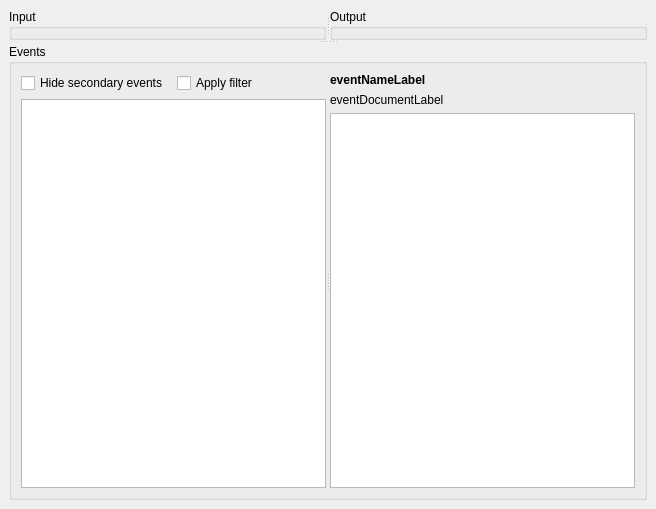
Old version of the form src/gui/TransformPassView/TransformPassViewWidget.ui in the repository xushengj/PrepPipe.
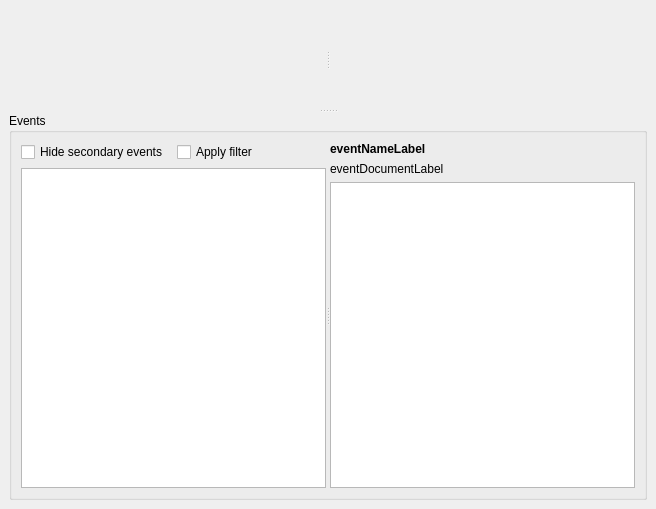
New version of the form. Custom widgets are drawn as their Qt base class.

What changed in the file:
```diff
--- a/src/gui/TransformPassView/TransformPassViewWidget.ui
+++ b/src/gui/TransformPassView/TransformPassViewWidget.ui
@@ -53,17 +53,29 @@
           <enum>Qt::Vertical</enum>
          </property>
          <widget class="QSplitter" name="splitter">
+          <property name="minimumSize">
+           <size>
+            <width>0</width>
+            <height>100</height>
+           </size>
+          </property>
           <property name="orientation">
            <enum>Qt::Horizontal</enum>
           </property>
-          <widget class="QGroupBox" name="inputDataGroupBox">
-           <property name="title">
-            <string>Input</string>
+          <widget class="StackedWidgetWithComboBox" name="inputDataWidgets">
+           <property name="minimumSize">
+            <size>
+             <width>100</width>
+             <height>0</height>
+            </size>
            </property>
           </widget>
-          <widget class="QGroupBox" name="outputDataGroupBox">
-           <property name="title">
-            <string>Output</string>
+          <widget class="StackedWidgetWithComboBox" name="outputDataWidgets">
+           <property name="minimumSize">
+            <size>
+             <width>100</width>
+             <height>0</height>
+            </size>
            </property>
           </widget>
          </widget>
@@ -178,6 +190,14 @@
    </item>
   </layout>
  </widget>
+ <customwidgets>
+  <customwidget>
+   <class>StackedWidgetWithComboBox</class>
+   <extends>QFrame</extends>
+   <header>src/gui/StackedWidgetWithComboBox.h</header>
+   <container>1</container>
+  </customwidget>
+ </customwidgets>
  <resources/>
  <connections/>
 </ui>
```
